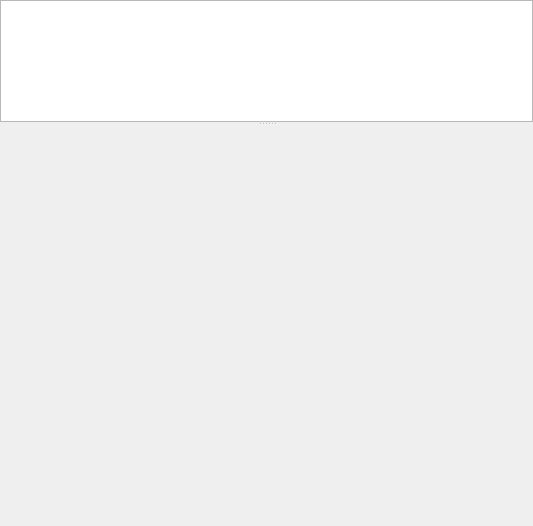
Old version of the form AddressBook/ContactsTable.ui in the repository InvictusInnovations/keyhotee.
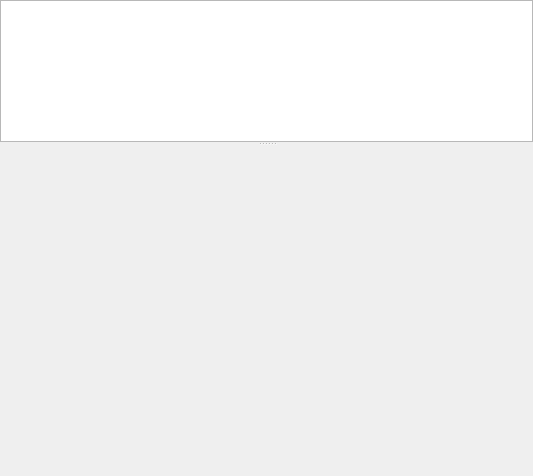
New version of the form.

Commit message: - fixed: Modyfied contact detection doesn't work properly - Edit notes on contact info page resized accoring to the window size - contact icon control in contact info/edit page (not storage yet) - enlarge contact info edit controls

What changed in the file:
```diff
--- a/AddressBook/ContactsTable.ui
+++ b/AddressBook/ContactsTable.ui
@@ -7,7 +7,7 @@
     <x>0</x>
     <y>0</y>
     <width>533</width>
-    <height>526</height>
+    <height>476</height>
    </rect>
   </property>
   <property name="windowTitle">
@@ -27,7 +27,7 @@
      </property>
      <widget class="QTableView" name="contact_table">
       <property name="sizePolicy">
-       <sizepolicy hsizetype="Expanding" vsizetype="Expanding">
+       <sizepolicy hsizetype="Expanding" vsizetype="Preferred">
         <horstretch>0</horstretch>
         <verstretch>0</verstretch>
        </sizepolicy>
@@ -59,7 +59,7 @@
      </widget>
      <widget class="QStackedWidget" name="contact_details_view">
       <property name="sizePolicy">
-       <sizepolicy hsizetype="Expanding" vsizetype="Preferred">
+       <sizepolicy hsizetype="Expanding" vsizetype="Expanding">
         <horstretch>0</horstretch>
         <verstretch>0</verstretch>
        </sizepolicy>
@@ -67,7 +67,7 @@
       <property name="minimumSize">
        <size>
         <width>0</width>
-        <height>400</height>
+        <height>330</height>
        </size>
       </property>
       <widget class="QWidget" name="page"/>
```
The commit also changes 7 other files.
